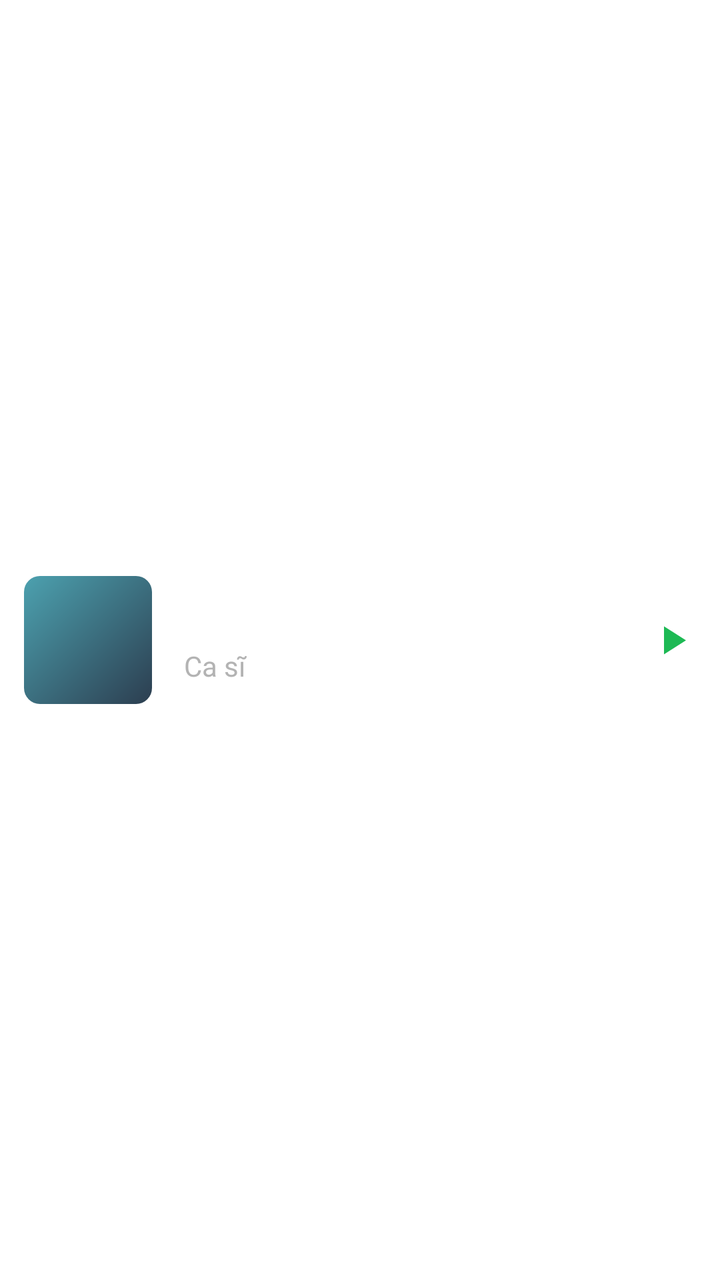
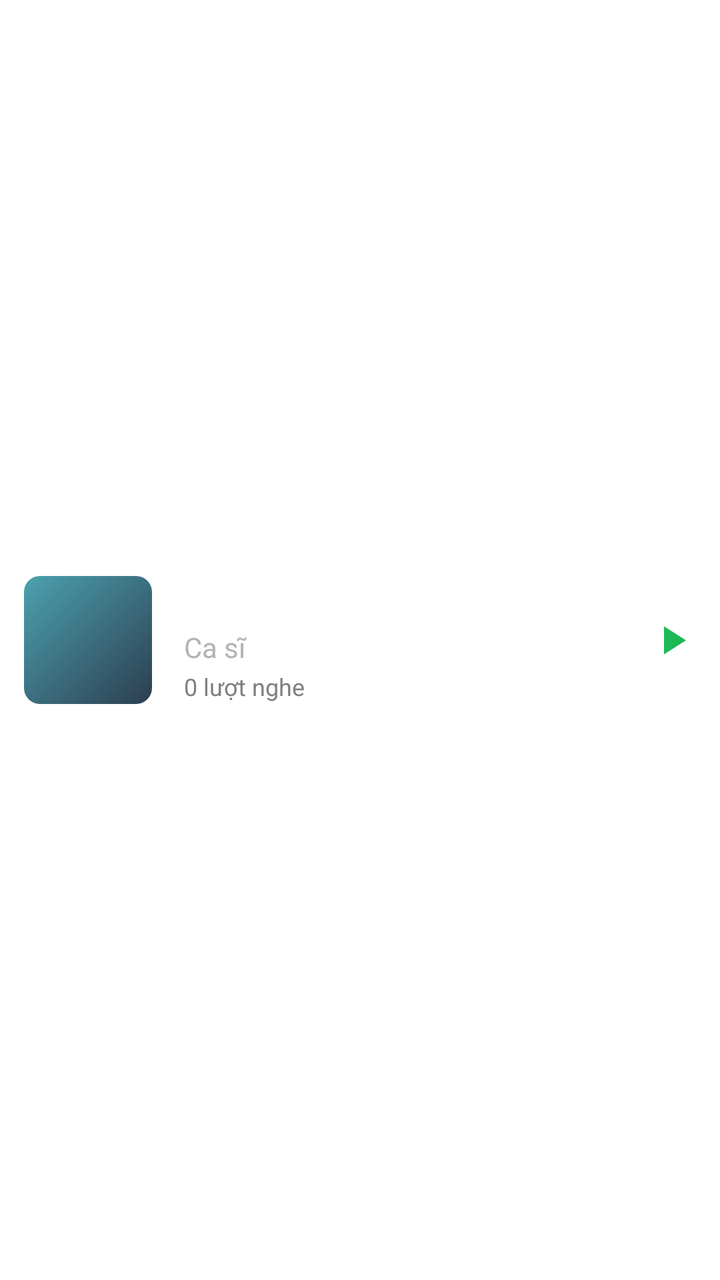

Two renders of the same Android screen: before a commit and after it. Below are the layout's source before the change and the commit's diff.
<!-- AndroidManifest.xml: application theme Theme.MyApplication -->
<!-- res/layout/item_song.xml -->
<?xml version="1.0" encoding="utf-8"?>
<LinearLayout xmlns:android="http://schemas.android.com/apk/res/android"
    xmlns:app="http://schemas.android.com/apk/res-auto"
    android:layout_width="match_parent"
    android:layout_height="wrap_content"
    android:orientation="horizontal"
    android:padding="12dp"
    android:layout_marginHorizontal="12dp"
    android:layout_marginBottom="8dp"
    android:background="?attr/selectableItemBackground"
    android:gravity="center_vertical">

    <androidx.cardview.widget.CardView
        android:layout_width="64dp"
        android:layout_height="64dp"
        app:cardCornerRadius="8dp"
        app:cardElevation="0dp">

        <ImageView
            android:layout_width="match_parent"
            android:layout_height="match_parent"
            android:scaleType="centerCrop"
            android:src="@drawable/bg_album_placeholder" />
    </androidx.cardview.widget.CardView>

    <LinearLayout
        android:layout_width="0dp"
        android:layout_height="wrap_content"
        android:layout_weight="1"
        android:orientation="vertical"
        android:layout_marginStart="16dp">

        <TextView
            android:id="@+id/tvItemTitle"
            android:layout_width="match_parent"
            android:layout_height="wrap_content"
            android:text="Tên bài hát"
            android:textColor="#FFFFFF"
            android:textSize="16sp"
            android:textStyle="bold"
            android:maxLines="1"
            android:ellipsize="end" />

        <TextView
            android:id="@+id/tvItemArtist"
            android:layout_width="match_parent"
            android:layout_height="wrap_content"
            android:layout_marginTop="4dp"
            android:text="Ca sĩ"
            android:textColor="#B3B3B3"
            android:textSize="14sp"
            android:maxLines="1"
            android:ellipsize="end" />

        <TextView
            android:id="@+id/tvConfidence"
            android:layout_width="wrap_content"
            android:layout_height="wrap_content"
            android:layout_marginTop="4dp"
            android:textColor="#1DB954"
            android:textSize="12sp"
            android:textStyle="italic"
            android:visibility="gone"
            android:maxLines="1" />
    </LinearLayout>

    <ImageView
        android:layout_width="24dp"
        android:layout_height="24dp"
        android:src="@drawable/ic_play"
        app:tint="#1DB954"
        android:layout_marginStart="8dp"/>

</LinearLayout>
<!-- resources referenced by this layout -->
<resources>
  <!-- drawable bg_album_placeholder (drawable) -->
  <shape xmlns:android="http://schemas.android.com/apk/res/android">
      <gradient android:startColor="#2C3E50" android:endColor="#4CA1AF" android:angle="135"/>
  </shape>
  <!-- drawable ic_play (drawable) -->
  <vector xmlns:android="http://schemas.android.com/apk/res/android"
      android:width="32dp" android:height="32dp"
      android:viewportWidth="24" android:viewportHeight="24">
      <path android:fillColor="#121212" android:pathData="M8,5.14V19.14L19,12.14L8,5.14Z"/>
  </vector>
  <style name="Theme.MyApplication" parent="Theme.MaterialComponents.DayNight.NoActionBar">
          
      </style>
</resources>

<!-- the commit's change to res/layout/item_song.xml (unified diff, before → after) -->
@@ -17,6 +17,7 @@
         app:cardElevation="0dp">
 
         <ImageView
+            android:id="@+id/ivItemAlbumArt"
             android:layout_width="match_parent"
             android:layout_height="match_parent"
             android:scaleType="centerCrop"
@@ -53,6 +54,15 @@
             android:ellipsize="end" />
 
         <TextView
+            android:id="@+id/tvItemViewCount"
+            android:layout_width="match_parent"
+            android:layout_height="wrap_content"
+            android:layout_marginTop="2dp"
+            android:text="0 lượt nghe"
+            android:textColor="#808080"
+            android:textSize="12sp"
+            android:maxLines="1" />
+        <TextView
             android:id="@+id/tvConfidence"
             android:layout_width="wrap_content"
             android:layout_height="wrap_content"
